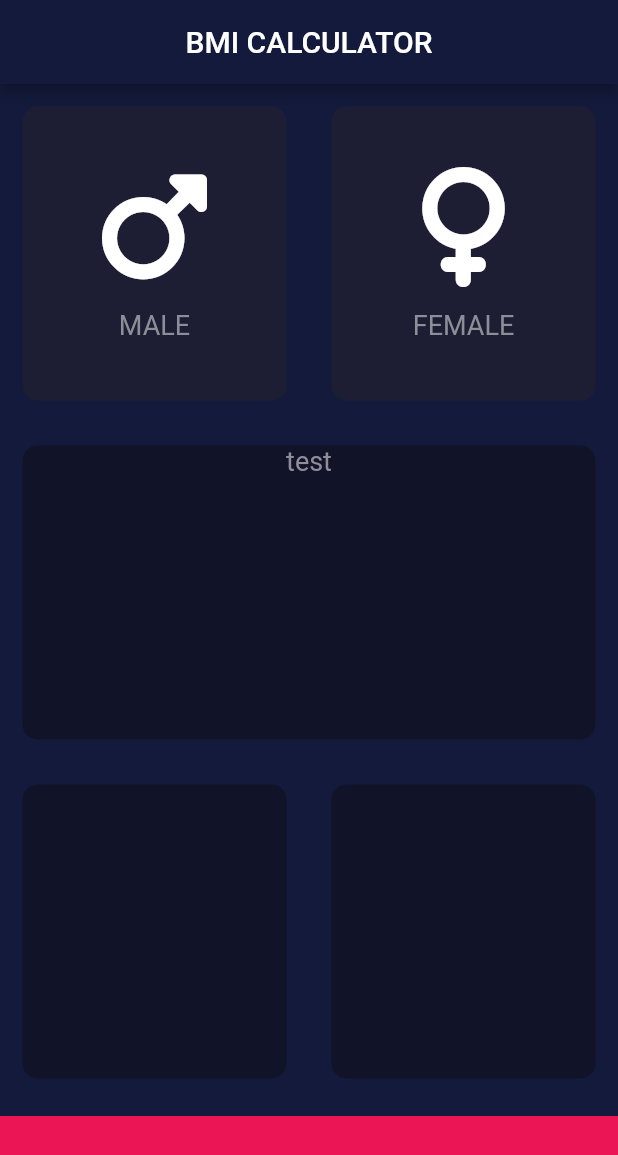
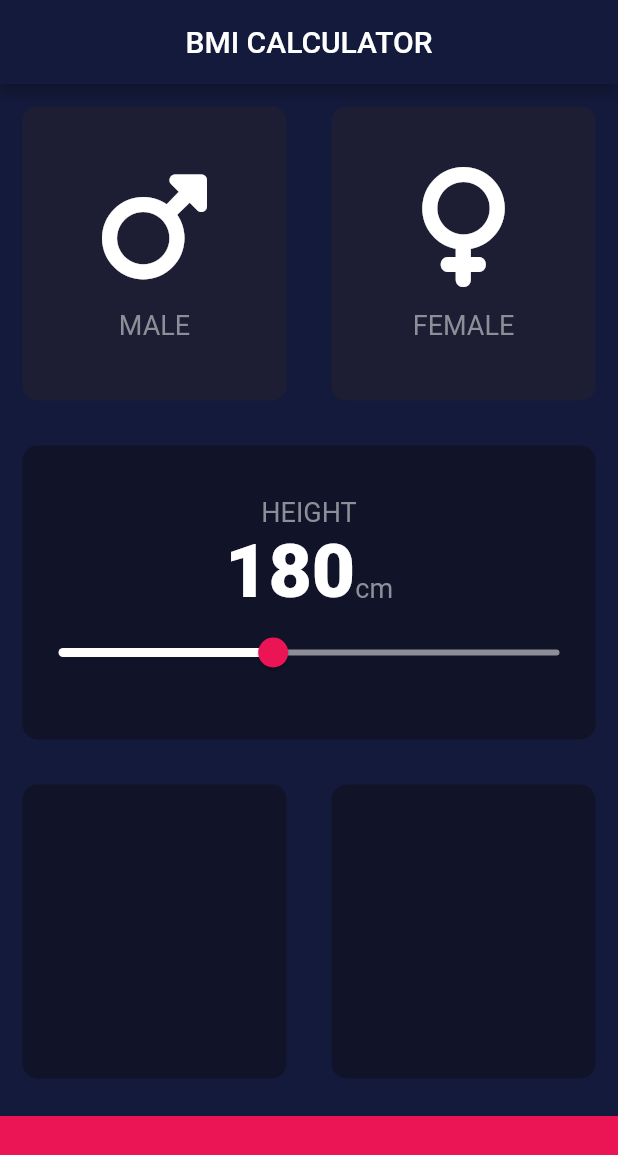
Before and after one commit to hajardami/simplebmicalculator, a Flutter app: the screen it shows after launch, on a phone screen of 412 x 824 dp. Shown: the top 1155 px of the screen. Run offline on Flutter 3.47's test engine with Material 2 defaults, Android fonts, the phone set to English and light mode, and no system bars; our stand-ins replace font_awesome_flutter.

```diff
--- a/lib/constants.dart
+++ b/lib/constants.dart
@@ -4,7 +4,12 @@ const kBottomContainerHeight = 80.0;
 const Color kColorboxclicked = Color(0xFF1D1E33);
 const Color KColorbox = Color(0xFF111328);
 const Color KBottomcolor = Color(0xFFEB1555);
+const Color kInactiveColor = Color(0xFF8D8E98);
 const kLabelTextStyle = TextStyle(
   fontSize: 18,
   color: Color(0xFF8D8E98),
 );
+const knumbertext = TextStyle(
+  fontWeight: FontWeight.w900,
+  fontSize: 50,
+);
--- a/lib/input_page.dart
+++ b/lib/input_page.dart
@@ -14,6 +14,7 @@ class InputPage extends StatefulWidget {
 
 class _InputPageState extends State<InputPage> {
   Gender selectedGender = Gender.none;
+  int height = 180;
   @override
   Widget build(BuildContext context) {
     return Scaffold(
@@ -63,8 +64,40 @@ class _InputPageState extends State<InputPage> {
                   Expanded(
                     child: ReusableCard(
                       cardChild: Column(
+                        mainAxisAlignment: MainAxisAlignment.center,
                         children: <Widget>[
-                          Text("test", style: kLabelTextStyle)
+                          Text("HEIGHT", style: kLabelTextStyle),
+                          Row(
+                            mainAxisAlignment: MainAxisAlignment.center,
+                            crossAxisAlignment: CrossAxisAlignment.baseline,
+                            textBaseline: TextBaseline.alphabetic,
+                            children: <Widget>[
+                              Text(height.toString(), style: knumbertext),
+                              Text(
+                                "cm",
+                                style: kLabelTextStyle,
+                              ),
+                            ],
+                          ),
+                          SliderTheme(
+                            data: SliderTheme.of(context).copyWith(
+                              thumbColor: KBottomcolor,
+                              activeTrackColor: Colors.white,
+                              overlayColor: Color(0x29EB1555),
+                            ),
+                            child: Slider(
+                              value: height.toDouble(),
+                              onChanged: (number) {
+                                setState(() {
+                                  height = number.toInt();
+                                });
+                              },
+                              max: 220,
+                              min: 150,
+                              // KBottomcolor
+                              inactiveColor: kInactiveColor,
+                            ),
+                          )
                         ],
                       ),
                       colour: KColorbox,
```
